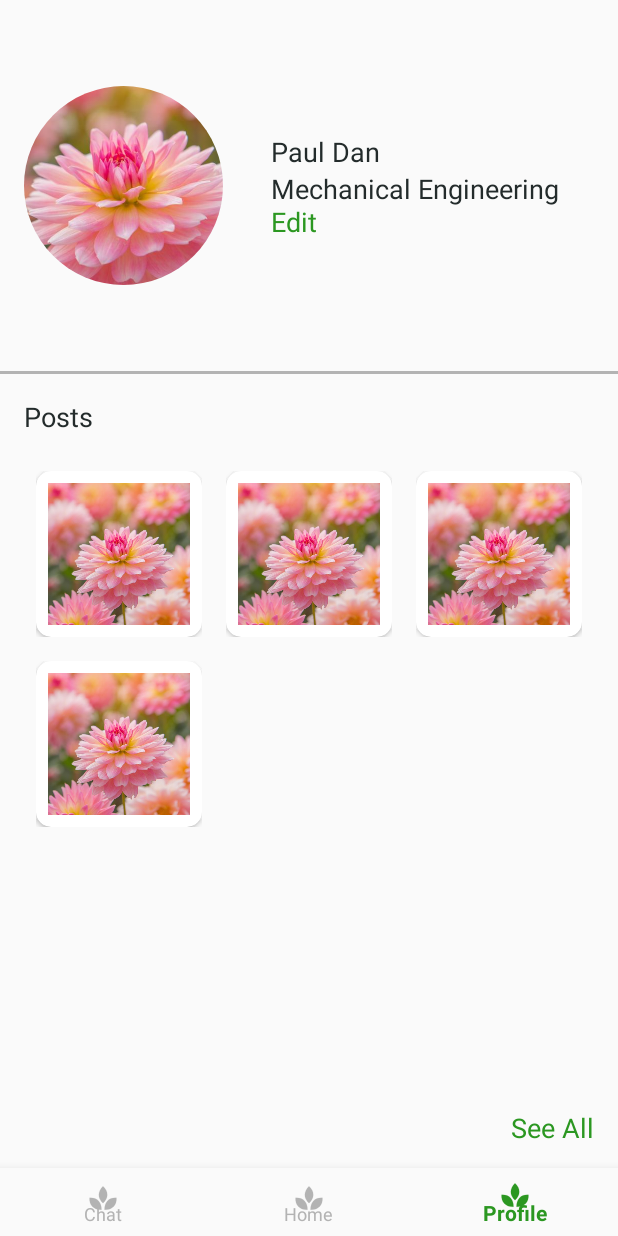
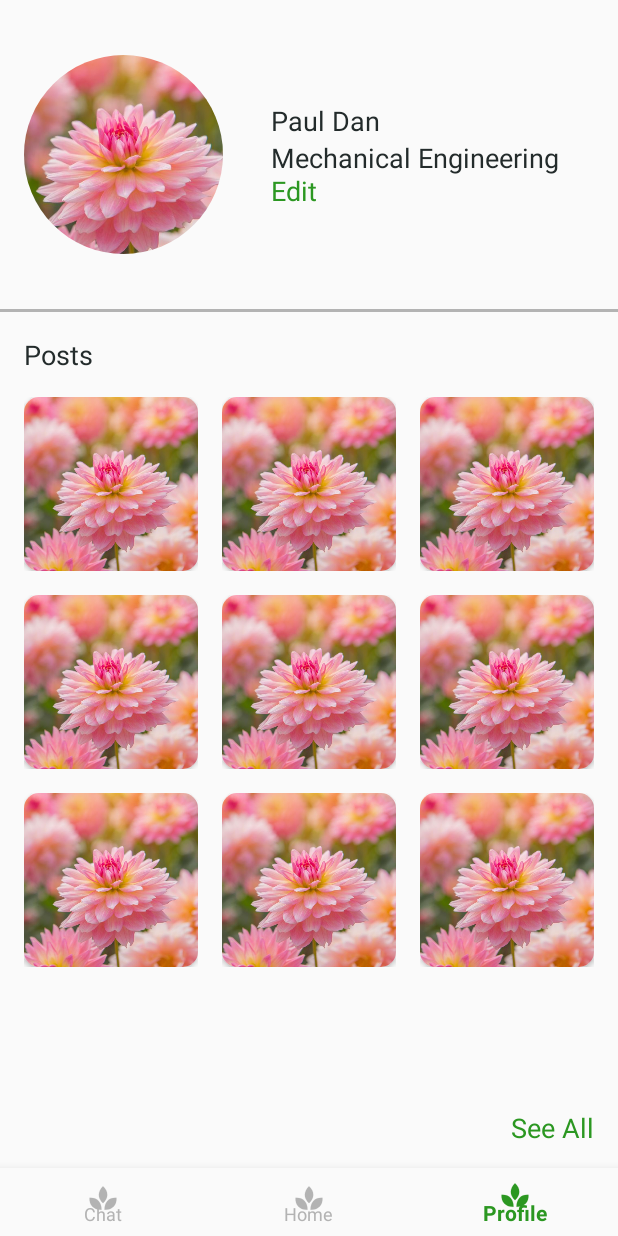
Before and after one commit to Be-bo/ivy2testing, an Android app: the screen it shows after launch (MainActivity), item 3 of the bottom bar chosen, on a phone screen of 412 x 824 dp. Run offline under Robolectric (Android 15) with nearby library versions, the phone set to English and light mode, and no system bars; our stand-ins replace CircleImageView.

Commit message:
Minor Layout adjustments

```diff
--- a/app/src/main/java/com/ivy2testing/userProfile/UserProfileFragment.java
+++ b/app/src/main/java/com/ivy2testing/userProfile/UserProfileFragment.java
@@ -86,6 +86,11 @@ public class UserProfileFragment extends Fragment {
         imageIds.add(R.drawable.test_flower);
         imageIds.add(R.drawable.test_flower);
         imageIds.add(R.drawable.test_flower);
+        imageIds.add(R.drawable.test_flower);
+        imageIds.add(R.drawable.test_flower);
+        imageIds.add(R.drawable.test_flower);
+        imageIds.add(R.drawable.test_flower);
+        imageIds.add(R.drawable.test_flower);
 
         // set LayoutManager and Adapter
         adapter = new ImageAdapter(imageIds);
--- a/app/src/main/res/layout/fragment_userprofile.xml
+++ b/app/src/main/res/layout/fragment_userprofile.xml
@@ -64,7 +64,7 @@
         android:layout_width="match_parent"
         android:layout_height="wrap_content"
         android:orientation="horizontal"
-        app:layout_constraintGuide_percent="0.30" />
+        app:layout_constraintGuide_percent="0.25" />
 
     <View
         android:id="@+id/divider"
@@ -87,20 +87,13 @@
         android:id="@+id/userProfile_posts"
         android:layout_width="match_parent"
         android:layout_height="0dp"
-        android:layout_margin="16dp"
+        android:layout_margin="8dp"
         app:layout_constraintBottom_toTopOf="@+id/userProfile_seeAll"
         app:layout_constraintEnd_toEndOf="parent"
         app:layout_constraintStart_toStartOf="parent"
         app:layout_constraintTop_toBottomOf="@id/userProfile_header">
 
     </androidx.recyclerview.widget.RecyclerView>
-
-    <androidx.constraintlayout.widget.Guideline
-        android:id="@+id/userProfile_guidelineH2"
-        android:layout_width="wrap_content"
-        android:layout_height="wrap_content"
-        android:orientation="horizontal"
-        app:layout_constraintGuide_end="45dp" />
 
     <TextView
         android:id="@+id/userProfile_seeAll"
@@ -109,7 +102,14 @@
         android:layout_height="wrap_content"
         android:layout_margin="16dp"
         android:text="See All"
-        app:layout_constraintBottom_toBottomOf="@id/userProfile_guidelineH2"
+        app:layout_constraintBottom_toBottomOf="@id/userProfile_navBarGuideline"
         app:layout_constraintEnd_toEndOf="parent" />
 
+    <androidx.constraintlayout.widget.Guideline
+        android:id="@+id/userProfile_navBarGuideline"
+        android:layout_width="wrap_content"
+        android:layout_height="wrap_content"
+        android:orientation="horizontal"
+        app:layout_constraintGuide_end="45dp" />
+
 </androidx.constraintlayout.widget.ConstraintLayout>
--- a/app/src/main/res/layout/recycler_grid_item.xml
+++ b/app/src/main/res/layout/recycler_grid_item.xml
@@ -23,8 +23,7 @@
             android:layout_width="match_parent"
             android:layout_height="match_parent"
             app:srcCompat="@drawable/test_flower"
-            android:contentDescription="Post"
-            android:layout_margin="8dp"/>
+            android:contentDescription="Post"/>
 
     </androidx.cardview.widget.CardView>
 
```
